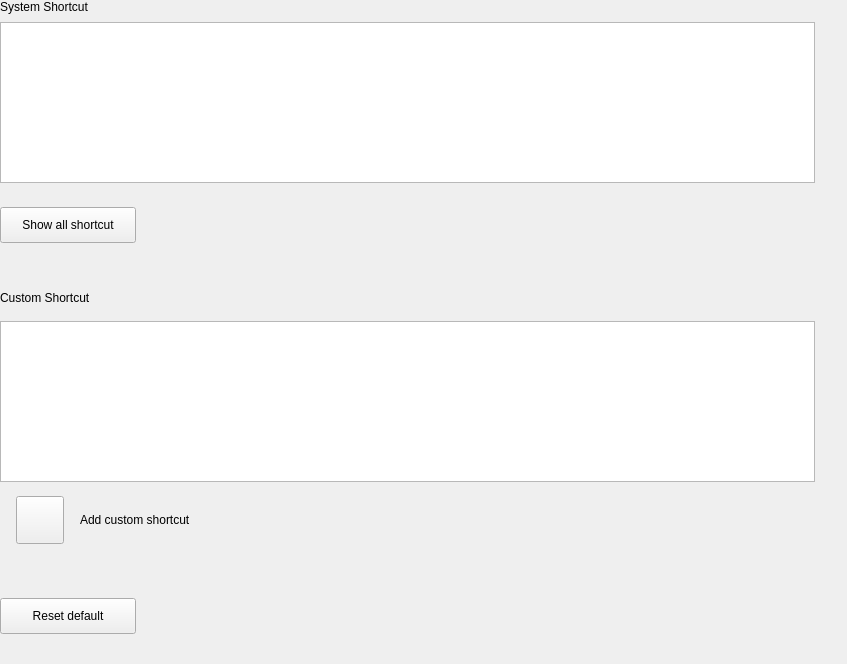
ukui/ukui-control-center, file plugins/devices/shortcut/shortcut.ui: the form before one commit.
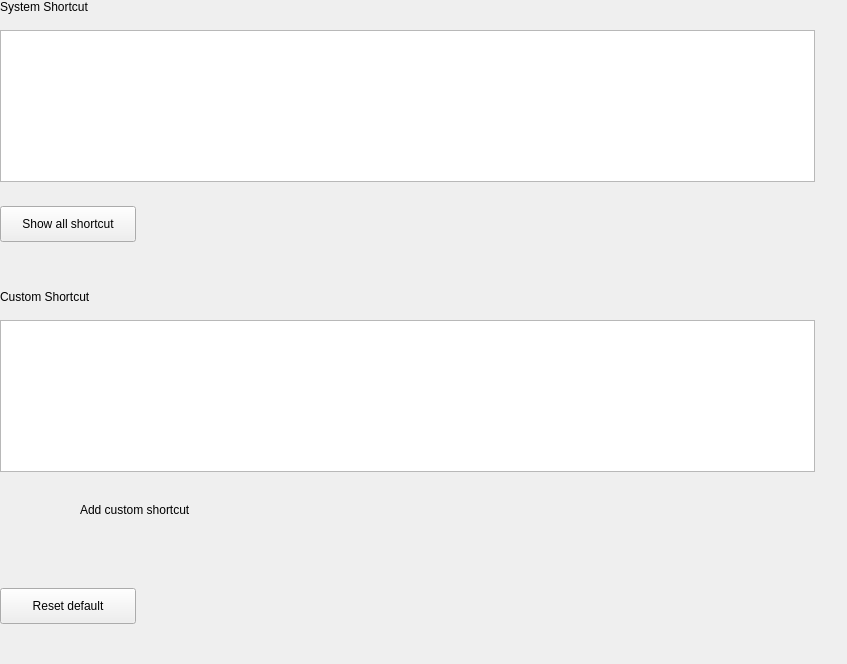
The form after the commit.

Commit message: [hebing]  * realize the function of add, update, delete custom shortcut  * set the icon of ukui-control-center on panel

```diff
--- a/plugins/devices/shortcut/shortcut.ui
+++ b/plugins/devices/shortcut/shortcut.ui
@@ -30,9 +30,42 @@
     <number>30</number>
    </property>
    <item>
+    <widget class="QWidget" name="widget" native="true">
+     <property name="minimumSize">
+      <size>
+       <width>550</width>
+       <height>0</height>
+      </size>
+     </property>
+     <property name="maximumSize">
+      <size>
+       <width>960</width>
+       <height>16777215</height>
+      </size>
+     </property>
+     <layout class="QVBoxLayout" name="verticalLayout_3">
+      <property name="spacing">
+       <number>0</number>
+      </property>
+      <property name="leftMargin">
+       <number>0</number>
+      </property>
+      <property name="topMargin">
+       <number>0</number>
+      </property>
+      <property name="rightMargin">
+       <number>0</number>
+      </property>
+      <property name="bottomMargin">
+       <number>0</number>
+      </property>
+      <item>
     <layout class="QVBoxLayout" name="verticalLayout">
      <property name="spacing">
-      <number>0</number>
+         <number>16</number>
+        </property>
+        <property name="bottomMargin">
+         <number>10</number>
      </property>
      <item>
       <widget class="QLabel" name="titleLabel">
@@ -47,29 +80,11 @@
        </property>
       </widget>
      </item>
-     <item>
-      <spacer name="verticalSpacer">
-       <property name="orientation">
-        <enum>Qt::Vertical</enum>
-       </property>
-       <property name="sizeType">
-        <enum>QSizePolicy::Fixed</enum>
-       </property>
-       <property name="sizeHint" stdset="0">
-        <size>
-         <width>20</width>
-         <height>8</height>
-        </size>
-       </property>
-      </spacer>
-     </item>
      <item>
       <widget class="QListWidget" name="generalListWidget"/>
      </item>
-    </layout>
-   </item>
    <item>
-    <spacer name="verticalSpacer_2">
+         <spacer name="verticalSpacer">
      <property name="orientation">
       <enum>Qt::Vertical</enum>
      </property>
@@ -79,13 +94,16 @@
      <property name="sizeHint" stdset="0">
       <size>
        <width>20</width>
-       <height>16</height>
+            <height>8</height>
       </size>
      </property>
     </spacer>
    </item>
    <item>
     <layout class="QHBoxLayout" name="horizontalLayout">
+          <property name="spacing">
+           <number>0</number>
+          </property>
      <item>
       <widget class="QPushButton" name="showBtn">
        <property name="minimumSize">
@@ -121,7 +139,7 @@
     </layout>
    </item>
    <item>
-    <spacer name="verticalSpacer_3">
+         <spacer name="verticalSpacer_2">
      <property name="orientation">
       <enum>Qt::Vertical</enum>
      </property>
@@ -131,7 +149,7 @@
      <property name="sizeHint" stdset="0">
       <size>
        <width>20</width>
-       <height>40</height>
+            <height>32</height>
       </size>
      </property>
     </spacer>
@@ -150,21 +168,13 @@
     </widget>
    </item>
    <item>
-    <spacer name="verticalSpacer_4">
-     <property name="orientation">
-      <enum>Qt::Vertical</enum>
-     </property>
-     <property name="sizeType">
-      <enum>QSizePolicy::Fixed</enum>
-     </property>
-     <property name="sizeHint" stdset="0">
-      <size>
-       <width>20</width>
-       <height>8</height>
-      </size>
-     </property>
-    </spacer>
-   </item>
+         <layout class="QVBoxLayout" name="verticalLayout_4">
+          <property name="spacing">
+           <number>8</number>
+          </property>
+          <property name="topMargin">
+           <number>0</number>
+          </property>
    <item>
     <widget class="QListWidget" name="customListWidget"/>
    </item>
@@ -182,29 +192,41 @@
        <height>60</height>
       </size>
      </property>
+            <layout class="QHBoxLayout" name="horizontalLayout_4">
+             <property name="spacing">
+              <number>0</number>
+             </property>
+             <property name="leftMargin">
+              <number>16</number>
+             </property>
+             <property name="topMargin">
+              <number>0</number>
+             </property>
+             <property name="rightMargin">
+              <number>0</number>
+             </property>
+             <property name="bottomMargin">
+              <number>0</number>
+             </property>
+             <item>
      <layout class="QHBoxLayout" name="horizontalLayout_3">
       <property name="spacing">
-       <number>0</number>
+                <number>16</number>
       </property>
       <property name="leftMargin">
-       <number>16</number>
-      </property>
-      <property name="topMargin">
        <number>0</number>
       </property>
       <property name="rightMargin">
        <number>0</number>
       </property>
-      <property name="bottomMargin">
-       <number>0</number>
-      </property>
       <item>
-       <layout class="QHBoxLayout" name="horizontalLayout_2">
-        <property name="spacing">
-         <number>16</number>
-        </property>
-        <item>
-         <widget class="QPushButton" name="addBtn">
+                <widget class="QLabel" name="addLabel">
+                 <property name="sizePolicy">
+                  <sizepolicy hsizetype="Fixed" vsizetype="Fixed">
+                   <horstretch>0</horstretch>
+                   <verstretch>0</verstretch>
+                  </sizepolicy>
+                 </property>
           <property name="minimumSize">
            <size>
             <width>48</width>
@@ -236,61 +258,6 @@
          </widget>
         </item>
         <item>
-         <spacer name="horizontalSpacer_2">
-          <property name="orientation">
-           <enum>Qt::Horizontal</enum>
-          </property>
-          <property name="sizeHint" stdset="0">
-           <size>
-            <width>40</width>
-            <height>20</height>
-           </size>
-          </property>
-         </spacer>
-        </item>
-       </layout>
-      </item>
-     </layout>
-    </widget>
-   </item>
-   <item>
-    <spacer name="verticalSpacer_5">
-     <property name="orientation">
-      <enum>Qt::Vertical</enum>
-     </property>
-     <property name="sizeType">
-      <enum>QSizePolicy::Fixed</enum>
-     </property>
-     <property name="sizeHint" stdset="0">
-      <size>
-       <width>20</width>
-       <height>40</height>
-      </size>
-     </property>
-    </spacer>
-   </item>
-   <item>
-    <layout class="QHBoxLayout" name="horizontalLayout_4">
-     <item>
-      <widget class="QPushButton" name="pushButton_3">
-       <property name="minimumSize">
-        <size>
-         <width>136</width>
-         <height>36</height>
-        </size>
-       </property>
-       <property name="maximumSize">
-        <size>
-         <width>136</width>
-         <height>36</height>
-        </size>
-       </property>
-       <property name="text">
-        <string>Reset default</string>
-       </property>
-      </widget>
-     </item>
-     <item>
       <spacer name="horizontalSpacer_3">
        <property name="orientation">
         <enum>Qt::Horizontal</enum>
@@ -304,6 +271,81 @@
       </spacer>
      </item>
     </layout>
+             </item>
+            </layout>
+           </widget>
+          </item>
+         </layout>
+        </item>
+        <item>
+         <spacer name="verticalSpacer_3">
+          <property name="orientation">
+           <enum>Qt::Vertical</enum>
+          </property>
+          <property name="sizeType">
+           <enum>QSizePolicy::Fixed</enum>
+          </property>
+          <property name="sizeHint" stdset="0">
+           <size>
+            <width>20</width>
+            <height>32</height>
+           </size>
+          </property>
+         </spacer>
+        </item>
+        <item>
+         <layout class="QHBoxLayout" name="horizontalLayout_2">
+          <item>
+           <widget class="QPushButton" name="pushButton_2">
+            <property name="minimumSize">
+             <size>
+              <width>136</width>
+              <height>36</height>
+             </size>
+            </property>
+            <property name="maximumSize">
+             <size>
+              <width>136</width>
+              <height>36</height>
+             </size>
+            </property>
+            <property name="text">
+             <string>Reset default</string>
+            </property>
+           </widget>
+          </item>
+          <item>
+           <spacer name="horizontalSpacer_2">
+            <property name="orientation">
+             <enum>Qt::Horizontal</enum>
+            </property>
+            <property name="sizeHint" stdset="0">
+             <size>
+              <width>40</width>
+              <height>20</height>
+             </size>
+            </property>
+           </spacer>
+          </item>
+         </layout>
+        </item>
+        <item>
+         <spacer name="verticalSpacer_4">
+          <property name="orientation">
+           <enum>Qt::Vertical</enum>
+          </property>
+          <property name="sizeHint" stdset="0">
+           <size>
+            <width>20</width>
+            <height>40</height>
+           </size>
+          </property>
+         </spacer>
+        </item>
+       </layout>
+      </item>
+     </layout>
+    </widget>
    </item>
   </layout>
  </widget>
```
Lines whose indentation alone changed are shown as unchanged. The commit also changes 15 other files.
